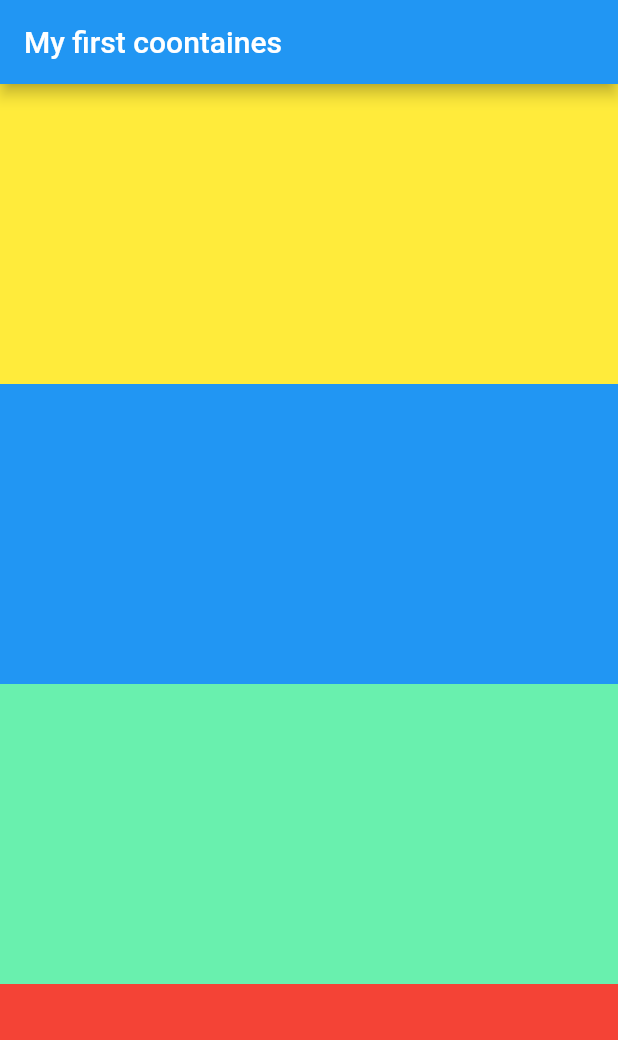
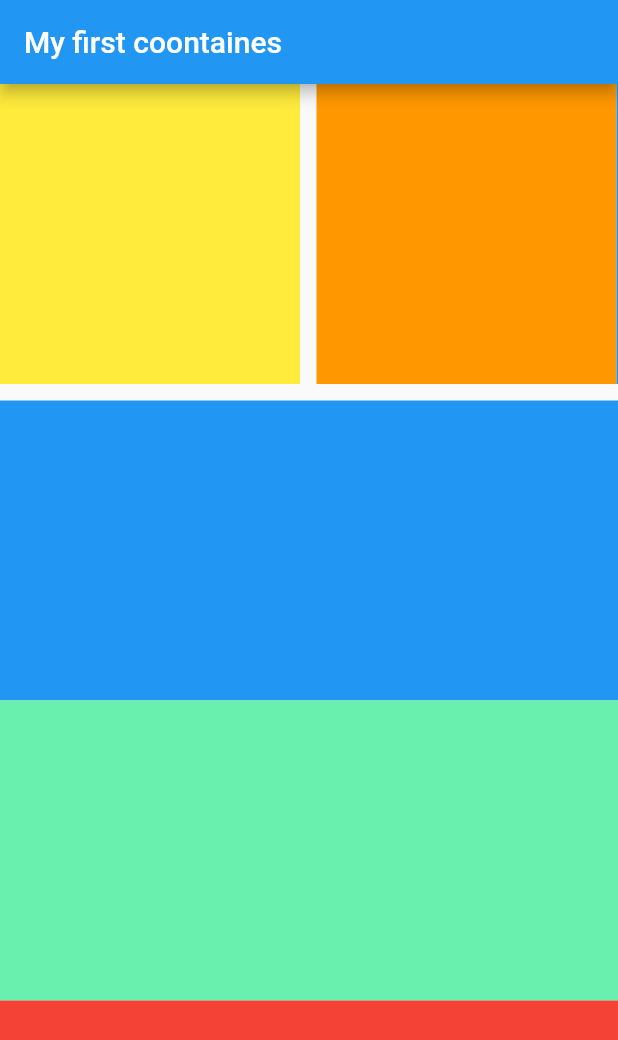
Before and after one commit to Spider-Calvin/MyFirst-Flutter-App, a Flutter app: the screen it shows after launch, on a phone screen of 412 x 824 dp. Shown: the top 1040 px of the screen. Run offline on Flutter 3.47's test engine with Material 2 defaults, Android fonts, the phone set to English and light mode, and no system bars.

Commit message:
Horizontal or Row SingleChildScrollView in flutter

```diff
--- a/lib/main.dart
+++ b/lib/main.dart
@@ -42,9 +42,37 @@ class _MyHomePageState extends State<MyHomePage> {
           children: [
             Column(
               children:[
-                Container(
-                  height: 200,
-                  color : Colors.yellow
+                Padding(
+                  padding:EdgeInsets.only(bottom: 11),
+                  child: SingleChildScrollView(
+                    scrollDirection: Axis.horizontal,
+                    child: Row(
+                      children: [
+                        Container(
+                          width: 200,
+                          height:200,
+                          margin:EdgeInsets.only(right: 11),
+                          color : Colors.yellow
+                        ),
+                        Container(
+                            width: 200,
+                            height:200,
+                            color : Colors.orange
+                        ),
+                        Container(
+                            width: 200,
+                            height:200,
+                            color : Colors.blue
+                        ),
+
+                        Container(
+                            width: 200,
+                            height:200,
+                            color : Colors.pink
+                        ),
+                      ],
+                    ),
+                  ),
                 ),
                 Container(
                     height: 200,
```
